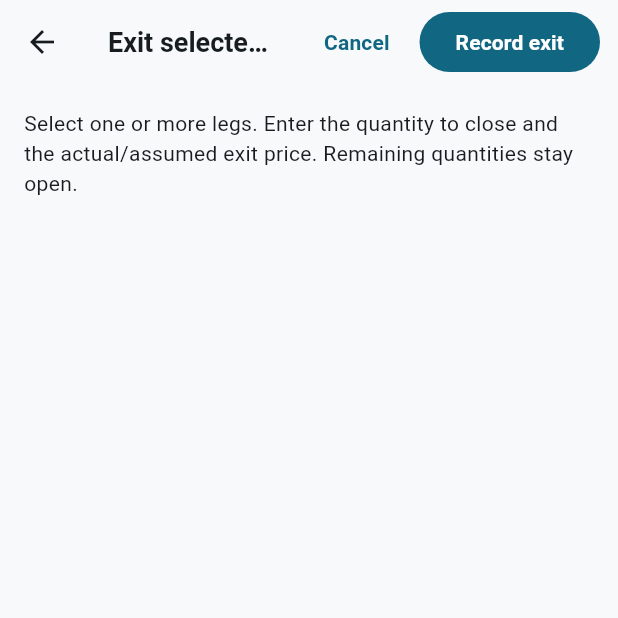
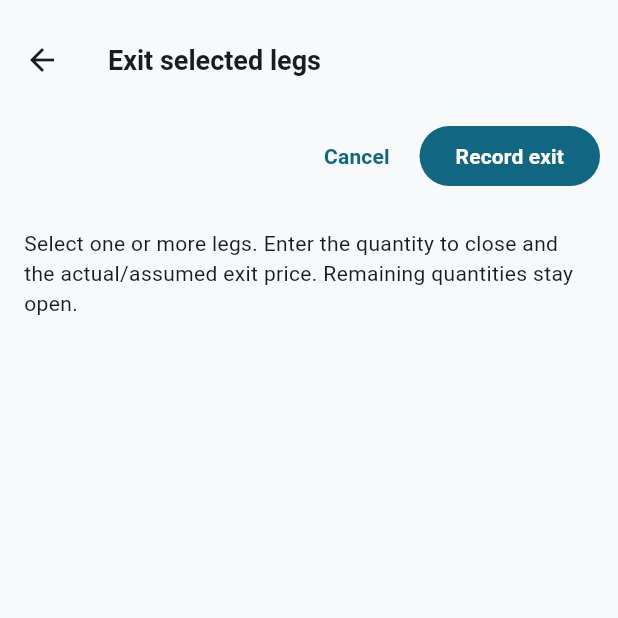
Before and after one commit to kranthi4uever/trading-memory, a Flutter app: the _ExitLegsForm screen opened directly with empty values, on a phone screen of 412 x 824 dp, the top half of it. Run offline on Flutter 3.47's test engine with Material 3 defaults, Android fonts, the phone set to English and light mode, and no system bars; our stand-ins replace flutter_secure_storage, sqflite; accounts and stored records are empty; Roboto replaces fonts that are missing (Arial).

Commit message:
Improve responsive exit screen header

```diff
--- a/lib/features/positions/presentation/positions_page.dart
+++ b/lib/features/positions/presentation/positions_page.dart
@@ -1439,20 +1439,51 @@ class _ExitLegsFormState extends State<_ExitLegsForm> {
 
   @override
   Widget build(BuildContext context) {
+    final isNarrow = MediaQuery.sizeOf(context).width < 600;
+
     return Scaffold(
       appBar: AppBar(
-        title: const Text('Exit selected legs'),
+        title: const Text('Exit selected legs', softWrap: true, maxLines: 2),
+        toolbarHeight: isNarrow ? 80 : kToolbarHeight,
         backgroundColor: _positionPageBackground,
-        actions: [
+        actions: isNarrow
+            ? null
+            : [
                 TextButton(
                   onPressed: () => Navigator.of(context).pop(),
                   child: const Text('Cancel'),
                 ),
                 const SizedBox(width: 8),
-          FilledButton(onPressed: _submit, child: const Text('Record exit')),
+                FilledButton(
+                  onPressed: _submit,
+                  child: const Text('Record exit'),
+                ),
                 const SizedBox(width: 12),
               ],
-      ),
+        bottom: isNarrow
+            ? PreferredSize(
+                preferredSize: const Size.fromHeight(56),
+                child: Padding(
+                  padding: const EdgeInsets.fromLTRB(12, 0, 12, 8),
+                  child: Row(
+                    mainAxisAlignment: MainAxisAlignment.end,
+                    children: [
+                      TextButton(
+                        onPressed: () => Navigator.of(context).pop(),
+                        child: const Text('Cancel'),
+                      ),
+                      const SizedBox(width: 8),
+                      FilledButton(
+                        onPressed: _submit,
+                        child: const Text('Record exit'),
+                      ),
+                    ],
+                  ),
+                ),
+              )
+            : null,
+      ),
+
       body: SafeArea(
         child: ListView(
           padding: const EdgeInsets.all(16),
```
Also changed, not shown: 1 other file. Lines whose indentation alone changed are shown as unchanged.
